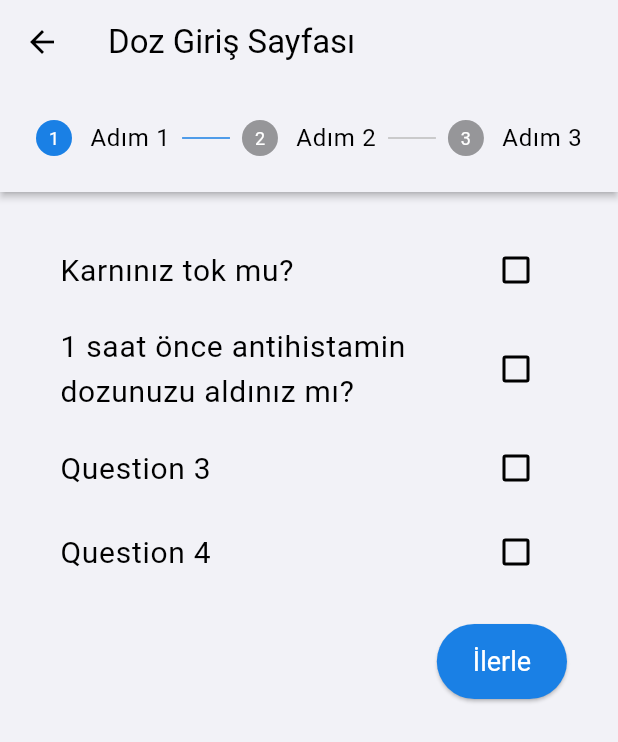
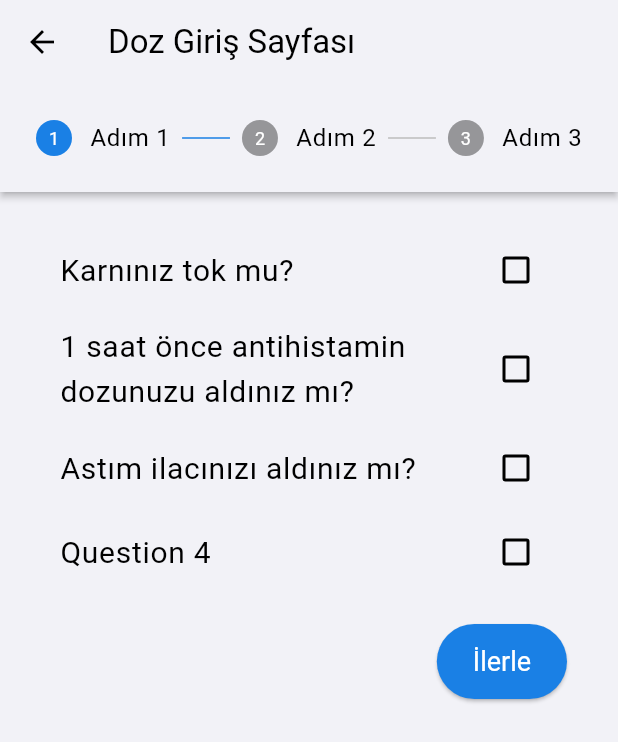
Before and after one commit to KeremTamirci/ImmunotherapyApp, a Flutter app: the FormPage screen opened directly, on a phone screen of 412 x 824 dp. Shown: the top 742 px of the screen. Run offline on Flutter 3.47's test engine with Material 3 defaults, Android fonts, the phone set to English and light mode, and no system bars; our stand-ins replace cloud_firestore, firebase_auth, firebase_core, firebase_messaging, fl_chart, flutter_local_notifications and 2 more; missing offline and left inert: flutter_material_pickers; accounts and stored records are empty; generated files the repository leaves out were written again.

Commit message:
dosage conditions added

```diff
--- a/immunotheraphy_app/lib/patient/screens/form_page.dart
+++ b/immunotheraphy_app/lib/patient/screens/form_page.dart
@@ -14,7 +14,7 @@ class FormPageState extends State<FormPage> {
   int _currentStep = 0;
   bool doseAllowed = false;
   final List<bool> checkedStateStep1 = [false, false, false, false];
-  final List<bool> checkedStateStep2 = [false, false, false, false];
+  final List<bool> checkedStateStep2 = [false, false, false, false, false];
 
   bool areAllCheckedStep1() {
     return checkedStateStep1.every((element) => element == true);
@@ -136,7 +136,7 @@ class FormPageState extends State<FormPage> {
                   ),
                   CheckboxListTile(
                     title: const Text(
-                      'Question 3',
+                      'Astım ilacınızı aldınız mı?',
                       style: TextStyle(fontSize: 20),
                     ),
                     value: checkedStateStep1[2],
@@ -217,7 +217,7 @@ class FormPageState extends State<FormPage> {
                 // Each CheckboxListTile represents a question with a checkbox
                 CheckboxListTile(
                   title: const Text(
-                    'Son birkaç saat içinde ... ilacını aldınız mı?',
+                    'Yolculukta mısınız?',
                     style: TextStyle(fontSize: 20),
                   ),
                   value: checkedStateStep2[0],
@@ -229,7 +229,7 @@ class FormPageState extends State<FormPage> {
                 ),
                 CheckboxListTile(
                   title: const Text(
-                    'Bugün içinde ... yaptınız mı?',
+                    'Gün içinde ağır egzersiz yaptınız mı?',
                     style: TextStyle(fontSize: 20),
                   ),
                   value: checkedStateStep2[1],
@@ -241,7 +241,7 @@ class FormPageState extends State<FormPage> {
                 ),
                 CheckboxListTile(
                   title: const Text(
-                    'Question 3',
+                    'Yorgun hissediyor musunuz?',
                     style: TextStyle(fontSize: 20),
                   ),
                   value: checkedStateStep2[2],
@@ -253,7 +253,7 @@ class FormPageState extends State<FormPage> {
                 ),
                 CheckboxListTile(
                   title: const Text(
-                    'Question 4',
+                    'Vücut sıcaklığınızı artıracak koşu, sıcak banyo, sauna, hamam vb. bir aktivitede bulundunuz mu?',
                     style: TextStyle(fontSize: 20),
                   ),
                   value: checkedStateStep2[3],
```
Also changed, not shown: 1 other file.
